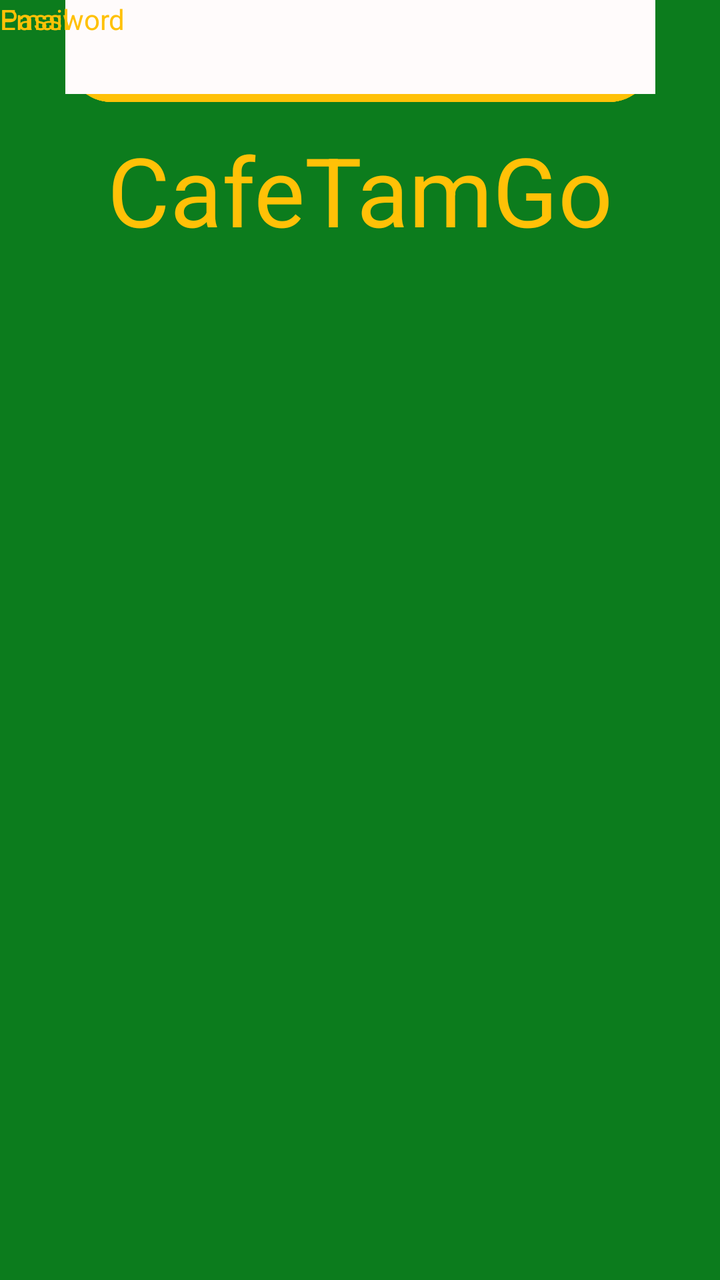
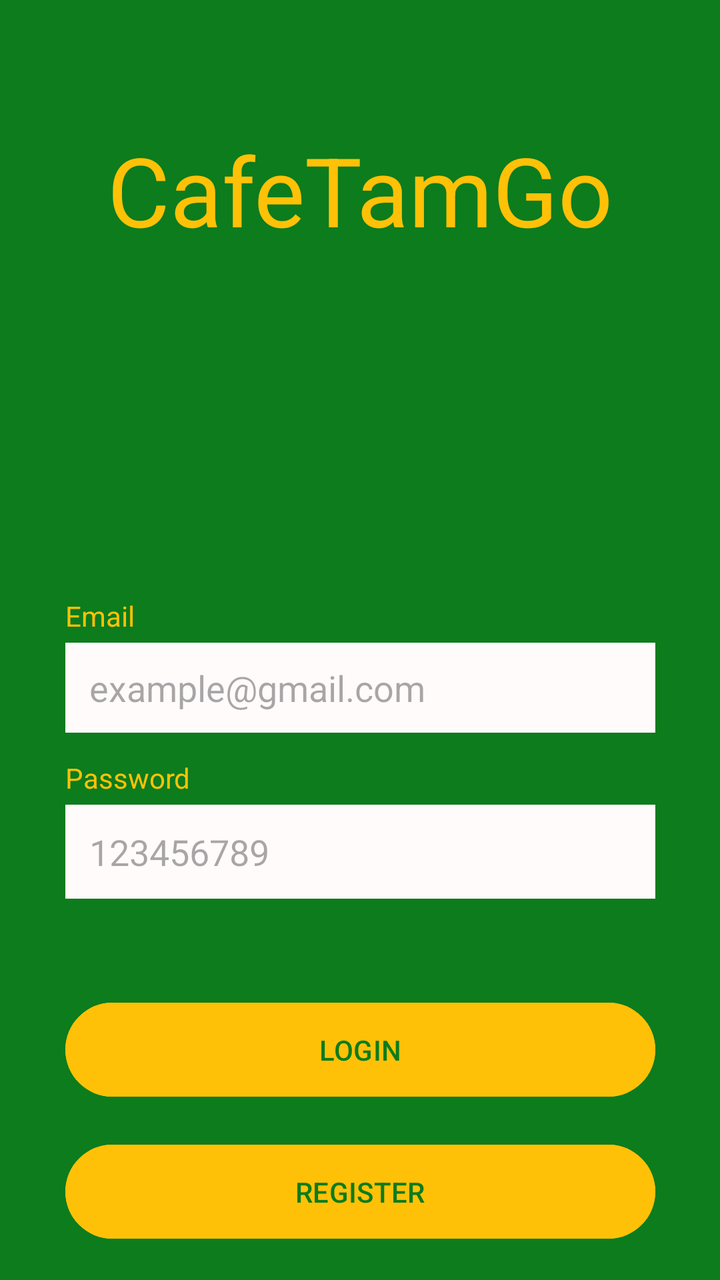

An Android layout rendered at two revisions. The XML below is the earlier revision; the diff shows what the commit changed to produce the second picture.
<!-- AndroidManifest.xml: application theme Theme.CafeTamGo -->
<!-- res/layout/activity_login.xml -->
<?xml version="1.0" encoding="utf-8"?>
<androidx.constraintlayout.widget.ConstraintLayout xmlns:android="http://schemas.android.com/apk/res/android"
    xmlns:app="http://schemas.android.com/apk/res-auto"
    xmlns:tools="http://schemas.android.com/tools"
    android:id="@+id/main"
    android:layout_width="match_parent"
    android:layout_height="match_parent"
    android:background="#0C7C1D"
    tools:context=".LoginActivity">

    <TextView
        android:layout_width="315dp"
        android:layout_height="133dp"
        android:gravity="center"
        android:text="CafeTamGo"
        android:textColor="#FFC107"
        android:textSize="48sp"
        app:layout_constraintBottom_toBottomOf="parent"
        app:layout_constraintEnd_toEndOf="parent"
        app:layout_constraintStart_toStartOf="parent"
        app:layout_constraintTop_toTopOf="parent"
        app:layout_constraintVertical_bias="0.056" />

    <Button
        android:id="@+id/btnLogin"
        android:layout_width="295dp"
        android:layout_height="55dp"
        android:backgroundTint="#FFC107"
        android:gravity="center"
        android:text="LOGIN"
        android:textColor="#0C7C1D"
        app:layout_constraintEnd_toEndOf="parent"
        app:layout_constraintStart_toStartOf="parent"
        tools:layout_editor_absoluteY="471dp" />

    <Button
        android:id="@+id/btnGoToRegister"
        android:layout_width="295dp"
        android:layout_height="55dp"
        android:backgroundTint="#FFC107"
        android:gravity="center"
        android:text="REGISTER"
        android:textColor="#0C7C1D"
        app:layout_constraintEnd_toEndOf="parent"
        app:layout_constraintStart_toStartOf="parent"
        tools:layout_editor_absoluteY="542dp" />

    <EditText
        android:id="@+id/etLoginPassword"
        android:layout_width="295dp"
        android:layout_height="47dp"
        android:background="#FFFBFB"
        android:ems="10"
        android:gravity="center"
        android:inputType="textPassword"
        app:layout_constraintEnd_toEndOf="parent"
        app:layout_constraintStart_toStartOf="parent"
        tools:layout_editor_absoluteY="375dp" />

    <EditText
        android:id="@+id/etLoginEmail"
        android:layout_width="295dp"
        android:layout_height="45dp"
        android:background="#FFFBFB"
        android:ems="10"
        android:gravity="center"
        android:inputType="textEmailAddress"
        app:layout_constraintCircleRadius="36dp"
        app:layout_constraintEnd_toEndOf="parent"
        app:layout_constraintStart_toStartOf="parent"
        tools:layout_editor_absoluteY="263dp" />

    <TextView
        android:id="@+id/textView"
        android:layout_width="wrap_content"
        android:layout_height="wrap_content"
        android:text="Email"
        android:textColor="#FFC107"
        tools:layout_editor_absoluteX="58dp"
        tools:layout_editor_absoluteY="233dp" />

    <TextView
        android:id="@+id/textView2"
        android:layout_width="wrap_content"
        android:layout_height="wrap_content"
        android:text="Password"
        android:textColor="#FFC107"
        tools:layout_editor_absoluteX="58dp"
        tools:layout_editor_absoluteY="341dp" />

</androidx.constraintlayout.widget.ConstraintLayout>
<!-- resources referenced by this layout -->
<resources>
  <style name="Theme.CafeTamGo" parent="Base.Theme.CafeTamGo" />
  <style name="Base.Theme.CafeTamGo" parent="Theme.Material3.DayNight.NoActionBar">
          
          
      </style>
</resources>

<!-- the commit's change to res/layout/activity_login.xml (unified diff, before → after) -->
@@ -8,84 +8,95 @@
     android:background="#0C7C1D"
     tools:context=".LoginActivity">
 
+
     <TextView
+        android:id="@+id/tvAppTitle"
         android:layout_width="315dp"
         android:layout_height="133dp"
         android:gravity="center"
         android:text="CafeTamGo"
         android:textColor="#FFC107"
         android:textSize="48sp"
+        app:layout_constraintTop_toTopOf="parent"
         app:layout_constraintBottom_toBottomOf="parent"
+        app:layout_constraintStart_toStartOf="parent"
+        app:layout_constraintEnd_toEndOf="parent"
+        app:layout_constraintVertical_bias="0.056" />
+
+    <TextView
+        android:id="@+id/textView"
+        android:layout_width="wrap_content"
+        android:layout_height="wrap_content"
+        android:layout_marginBottom="4dp"
+        android:text="Email"
+        android:textColor="#FFC107"
+        app:layout_constraintBottom_toTopOf="@+id/etLoginEmail"
+        app:layout_constraintStart_toStartOf="@+id/etLoginEmail" />
+
+    <EditText
+        android:id="@+id/etLoginEmail"
+        android:layout_width="295dp"
+        android:layout_height="45dp"
+        android:layout_marginTop="160dp"
+        android:background="#FFFBFB"
+        android:ems="10"
+        android:paddingLeft="12dp"
+        android:hint="example@gmail.com"
+        android:inputType="textEmailAddress"
         app:layout_constraintEnd_toEndOf="parent"
         app:layout_constraintStart_toStartOf="parent"
-        app:layout_constraintTop_toTopOf="parent"
-        app:layout_constraintVertical_bias="0.056" />
+        app:layout_constraintTop_toBottomOf="@+id/tvAppTitle" />
+
+
+    <TextView
+        android:id="@+id/textView2"
+        android:layout_width="wrap_content"
+        android:layout_height="wrap_content"
+        android:layout_marginBottom="4dp"
+        android:text="Password"
+        android:textColor="#FFC107"
+        app:layout_constraintBottom_toTopOf="@+id/etLoginPassword"
+        app:layout_constraintStart_toStartOf="@+id/etLoginPassword" />
+
+    <EditText
+        android:id="@+id/etLoginPassword"
+        android:layout_width="295dp"
+        android:layout_height="47dp"
+        android:layout_marginTop="36dp"
+        android:background="#FFFBFB"
+        android:ems="10"
+        android:paddingLeft="12dp"
+        android:hint="123456789"
+        android:inputType="textPassword"
+        app:layout_constraintEnd_toEndOf="parent"
+        app:layout_constraintStart_toStartOf="parent"
+        app:layout_constraintTop_toBottomOf="@+id/etLoginEmail" />
 
     <Button
         android:id="@+id/btnLogin"
         android:layout_width="295dp"
         android:layout_height="55dp"
+        android:layout_marginTop="48dp"
         android:backgroundTint="#FFC107"
         android:gravity="center"
         android:text="LOGIN"
         android:textColor="#0C7C1D"
         app:layout_constraintEnd_toEndOf="parent"
         app:layout_constraintStart_toStartOf="parent"
-        tools:layout_editor_absoluteY="471dp" />
+        app:layout_constraintTop_toBottomOf="@+id/etLoginPassword" />
+
 
     <Button
         android:id="@+id/btnGoToRegister"
         android:layout_width="295dp"
         android:layout_height="55dp"
+        android:layout_marginTop="16dp"
         android:backgroundTint="#FFC107"
         android:gravity="center"
         android:text="REGISTER"
         android:textColor="#0C7C1D"
         app:layout_constraintEnd_toEndOf="parent"
         app:layout_constraintStart_toStartOf="parent"
-        tools:layout_editor_absoluteY="542dp" />
-
-    <EditText
-        android:id="@+id/etLoginPassword"
-        android:layout_width="295dp"
-        android:layout_height="47dp"
-        android:background="#FFFBFB"
-        android:ems="10"
-        android:gravity="center"
-        android:inputType="textPassword"
-        app:layout_constraintEnd_toEndOf="parent"
-        app:layout_constraintStart_toStartOf="parent"
-        tools:layout_editor_absoluteY="375dp" />
-
-    <EditText
-        android:id="@+id/etLoginEmail"
-        android:layout_width="295dp"
-        android:layout_height="45dp"
-        android:background="#FFFBFB"
-        android:ems="10"
-        android:gravity="center"
-        android:inputType="textEmailAddress"
-        app:layout_constraintCircleRadius="36dp"
-        app:layout_constraintEnd_toEndOf="parent"
-        app:layout_constraintStart_toStartOf="parent"
-        tools:layout_editor_absoluteY="263dp" />
-
-    <TextView
-        android:id="@+id/textView"
-        android:layout_width="wrap_content"
-        android:layout_height="wrap_content"
-        android:text="Email"
-        android:textColor="#FFC107"
-        tools:layout_editor_absoluteX="58dp"
-        tools:layout_editor_absoluteY="233dp" />
-
-    <TextView
-        android:id="@+id/textView2"
-        android:layout_width="wrap_content"
-        android:layout_height="wrap_content"
-        android:text="Password"
-        android:textColor="#FFC107"
-        tools:layout_editor_absoluteX="58dp"
-        tools:layout_editor_absoluteY="341dp" />
+        app:layout_constraintTop_toBottomOf="@+id/btnLogin" />
 
 </androidx.constraintlayout.widget.ConstraintLayout>
